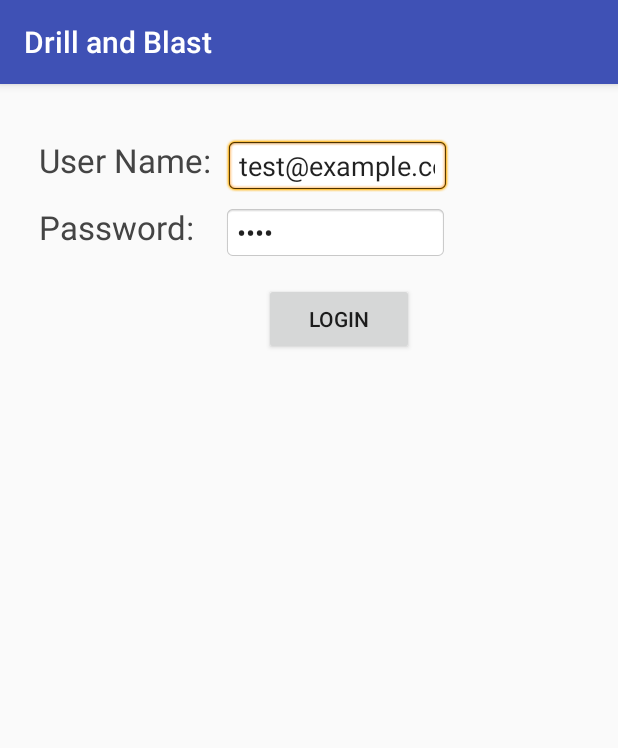
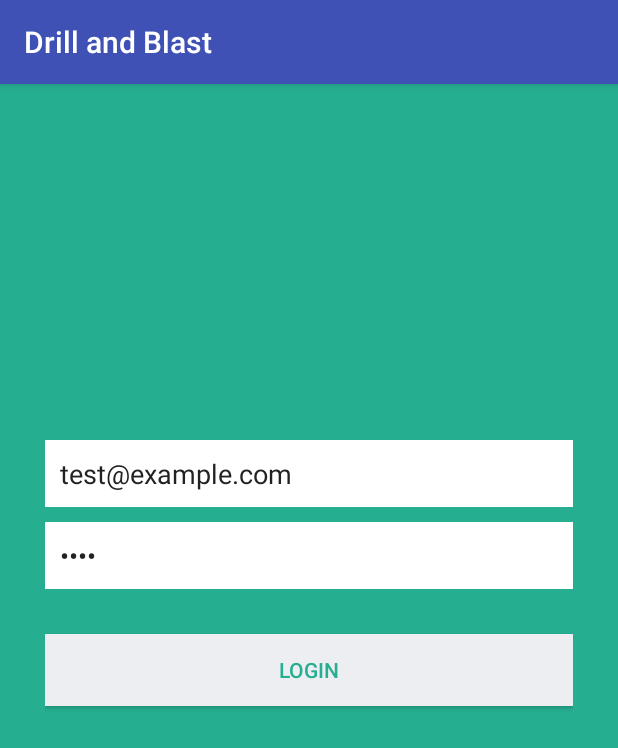
Before and after one commit to jeffchevy/droidBlaster, an Android app: the screen it shows after launch (LoginActivity), on a phone screen of 412 x 824 dp. Shown: the top 748 px of the screen. Run offline under Robolectric (Android 15) with nearby library versions, the phone set to English and light mode, and no system bars.

Commit message:
Made Login fields larger

```diff
--- a/app/src/main/res/layout/activity_login.xml
+++ b/app/src/main/res/layout/activity_login.xml
@@ -1,64 +1,59 @@
 <?xml version="1.0" encoding="utf-8"?>
-<RelativeLayout xmlns:android="http://schemas.android.com/apk/res/android"
-    xmlns:tools="http://schemas.android.com/tools"
-    android:layout_width="match_parent"
-    android:layout_height="match_parent"
-    android:paddingBottom="@dimen/activity_vertical_margin"
-    android:paddingLeft="@dimen/activity_horizontal_margin"
-    android:paddingRight="@dimen/activity_horizontal_margin"
-    android:paddingTop="@dimen/activity_vertical_margin"
-    tools:context=".activity.LoginActivity">
-    <TextView
-        android:id="@+id/tv_un"
-        android:layout_width="wrap_content"
+<LinearLayout xmlns:android="http://schemas.android.com/apk/res/android"
+    android:layout_width="fill_parent"
+    android:layout_height="fill_parent"
+    android:background="@color/bg_login"
+    android:gravity="center"
+    android:orientation="vertical"
+    android:padding="10dp" >
+
+    <LinearLayout
+        android:layout_width="fill_parent"
         android:layout_height="wrap_content"
-        android:textSize="10pt"
-        android:textColor="#444444"
-        android:layout_alignParentLeft="true"
-        android:layout_marginRight="9dip"
-        android:layout_marginTop="20dip"
-        android:layout_marginLeft="10dip"
-        android:text="User Name:"/>
+        android:layout_gravity="center"
+        android:orientation="vertical"
+        android:paddingLeft="20dp"
+        android:paddingRight="20dp" >
+
         <EditText
             android:id="@+id/et_un"
-        android:layout_width="150dip"
+            android:layout_width="fill_parent"
             android:layout_height="wrap_content"
-        android:background="@android:drawable/editbox_background"
-        android:layout_toRightOf="@id/tv_un"
-        android:layout_alignTop="@id/tv_un"
-        android:inputType="text"
-        />
-    <TextView
-        android:id="@+id/tv_pw"
-        android:layout_width="wrap_content"
-        android:layout_height="wrap_content"
-        android:textSize="10pt"
-        android:textColor="#444444"
-        android:layout_alignParentLeft="true"
-        android:layout_below="@id/tv_un"
-        android:layout_marginRight="9dip"
-        android:layout_marginTop="15dip"
-        android:layout_marginLeft="10dip"
-        android:text="Password:"/>
+            android:layout_marginBottom="10dp"
+            android:background="@color/white"
+            android:hint="@string/hint_email"
+            android:inputType="textEmailAddress"
+            android:padding="10dp"
+            android:singleLine="true"
+            android:textColor="@color/input_login"
+            android:textColorHint="@color/input_login_hint" />
+
         <EditText
             android:id="@+id/et_pw"
-        android:layout_width="150dip"
+            android:layout_width="fill_parent"
             android:layout_height="wrap_content"
-        android:layout_marginLeft="10dip"
-        android:background="@android:drawable/editbox_background"
-        android:layout_toRightOf="@id/tv_pw"
-        android:layout_alignTop="@id/tv_pw"
-        android:layout_below="@id/et_un"
-        android:inputType="textPassword"/>"
+            android:layout_marginBottom="10dp"
+            android:background="@color/white"
+            android:hint="@string/hint_password"
+            android:inputType="textPassword"
+            android:padding="10dp"
+            android:singleLine="true"
+            android:textColor="@color/input_login"
+            android:textColorHint="@color/input_login_hint" />
+
+        <!-- Login Button -->
+
         <Button
             android:id="@+id/btn_login"
-        android:layout_width="100dip"
+            android:layout_width="fill_parent"
             android:layout_height="wrap_content"
-        android:layout_below="@id/et_pw"
-        android:layout_alignParentLeft="true"
-        android:layout_marginTop="15dip"
-        android:layout_marginLeft="160dip"
-        android:text="Login" />
+            android:layout_marginTop="20dip"
+            android:background="@color/btn_login_bg"
+            android:text="@string/btn_login"
+            android:textColor="@color/btn_login" />
+
+
+        <!-- Link to Login Screen -->
         <TextView
         android:id="@+id/tv_error"
         android:layout_width="400dip"
@@ -71,4 +66,82 @@
         android:layout_marginLeft="120dip"
         android:textColor="#AA0000"
         android:text=""/>
-</RelativeLayout>
+
+    </LinearLayout>
+
+</LinearLayout>
+
+    <!--<?xml version="1.0" encoding="utf-8"?>-->
+    <!--<RelativeLayout xmlns:android="http://schemas.android.com/apk/res/android"-->
+    <!--xmlns:tools="http://schemas.android.com/tools"-->
+    <!--android:layout_width="match_parent"-->
+    <!--android:layout_height="match_parent"-->
+    <!--android:paddingBottom="@dimen/activity_vertical_margin"-->
+    <!--android:paddingLeft="@dimen/activity_horizontal_margin"-->
+    <!--android:paddingRight="@dimen/activity_horizontal_margin"-->
+    <!--android:paddingTop="@dimen/activity_vertical_margin"-->
+    <!--tools:context=".activity.LoginActivity">-->
+    <!--<TextView-->
+    <!--android:id="@+id/tv_un"-->
+    <!--android:layout_width="wrap_content"-->
+    <!--android:layout_height="wrap_content"-->
+    <!--android:textSize="10pt"-->
+    <!--android:textColor="#444444"-->
+    <!--android:layout_alignParentLeft="true"-->
+    <!--android:layout_marginRight="9dip"-->
+    <!--android:layout_marginTop="20dip"-->
+    <!--android:layout_marginLeft="10dip"-->
+    <!--android:text="User Name:"/>-->
+    <!--<EditText-->
+    <!--android:id="@+id/et_un"-->
+    <!--android:layout_width="150dip"-->
+    <!--android:layout_height="wrap_content"-->
+    <!--android:background="@android:drawable/editbox_background"-->
+    <!--android:layout_toRightOf="@id/tv_un"-->
+    <!--android:layout_alignTop="@id/tv_un"-->
+    <!--android:inputType="text"-->
+    <!--/>-->
+    <!--<TextView-->
+    <!--android:id="@+id/tv_pw"-->
+    <!--android:layout_width="wrap_content"-->
+    <!--android:layout_height="wrap_content"-->
+    <!--android:textSize="10pt"-->
+    <!--android:textColor="#444444"-->
+    <!--android:layout_alignParentLeft="true"-->
+    <!--android:layout_below="@id/tv_un"-->
+    <!--android:layout_marginRight="9dip"-->
+    <!--android:layout_marginTop="15dip"-->
+    <!--android:layout_marginLeft="10dip"-->
+    <!--android:text="Password:"/>-->
+    <!--<EditText-->
+    <!--android:id="@+id/et_pw"-->
+    <!--android:layout_width="150dip"-->
+    <!--android:layout_height="wrap_content"-->
+    <!--android:layout_marginLeft="10dip"-->
+    <!--android:background="@android:drawable/editbox_background"-->
+    <!--android:layout_toRightOf="@id/tv_pw"-->
+    <!--android:layout_alignTop="@id/tv_pw"-->
+    <!--android:layout_below="@id/et_un"-->
+    <!--android:inputType="textPassword"/>"-->
+    <!--<Button-->
+    <!--android:id="@+id/btn_login"-->
+    <!--android:layout_width="100dip"-->
+    <!--android:layout_height="wrap_content"-->
+    <!--android:layout_below="@id/et_pw"-->
+    <!--android:layout_alignParentLeft="true"-->
+    <!--android:layout_marginTop="15dip"-->
+    <!--android:layout_marginLeft="160dip"-->
+    <!--android:text="Login" />-->
+    <!--<TextView-->
+    <!--android:id="@+id/tv_error"-->
+    <!--android:layout_width="400dip"-->
+    <!--android:layout_height="100dip"-->
+    <!--android:textSize="7pt"-->
+    <!--android:layout_alignParentLeft="true"-->
+    <!--android:layout_below="@id/btn_login"-->
+    <!--android:layout_marginRight="9dip"-->
+    <!--android:layout_marginTop="15dip"-->
+    <!--android:layout_marginLeft="120dip"-->
+    <!--android:textColor="#AA0000"-->
+    <!--android:text=""/>-->
+    <!--</RelativeLayout>-->
--- a/app/src/main/res/values/colors.xml
+++ b/app/src/main/res/values/colors.xml
@@ -3,4 +3,17 @@
     <color name="colorPrimary">#3F51B5</color>
     <color name="colorPrimaryDark">#303F9F</color>
     <color name="colorAccent">#FF4081</color>
+    <color name="bg_login">#26ae90</color>
+    <color name="bg_register">#2e3237</color>
+    <color name="bg_main">#428bca</color>
+    <color name="white">#ffffff</color>
+    <color name="input_login">#222222</color>
+    <color name="input_login_hint">#999999</color>
+    <color name="input_register">#888888</color>
+    <color name="input_register_bg">#3b4148</color>
+    <color name="input_register_hint">#5e6266</color>
+    <color name="btn_login">#26ae90</color>
+    <color name="btn_login_bg">#eceef1</color>
+    <color name="lbl_name">#333333</color>
+    <color name="btn_logut_bg">#ff6861</color>
 </resources>
--- a/app/src/main/res/values/strings.xml
+++ b/app/src/main/res/values/strings.xml
@@ -78,4 +78,7 @@
     <string name="pref_title_vibrate">Vibrate</string>
     <string name="title_activity_daily_list">DailyListActivity</string>
     <string name="new_daily_log_button">Create New Daily Log</string>
+    <string name="hint_email">User Name</string>
+    <string name="hint_password">Password</string>
+    <string name="btn_login">Login</string>
 </resources>
--- a/build.gradle
+++ b/build.gradle
@@ -5,7 +5,7 @@ buildscript {
         jcenter()
     }
     dependencies {
-        classpath 'com.android.tools.build:gradle:2.0.0'
+        classpath 'com.android.tools.build:gradle:2.1.0'
 
         // NOTE: Do not place your application dependencies here; they belong
         // in the individual module build.gradle files
```
Lines whose indentation alone changed are shown as unchanged.
